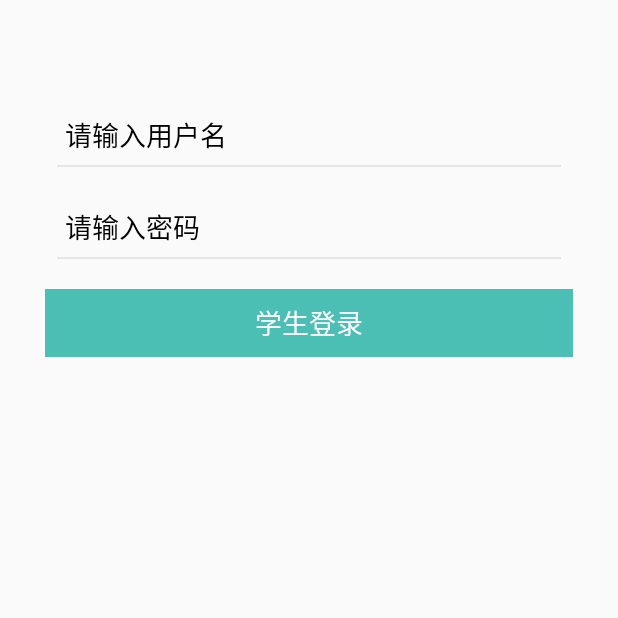
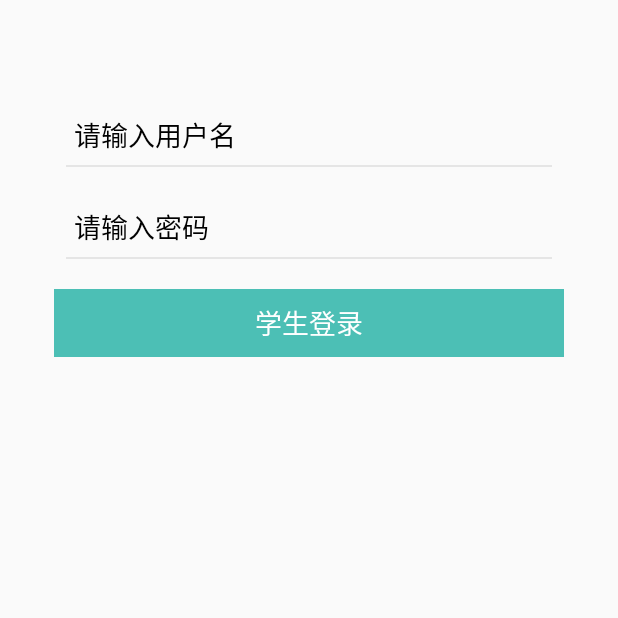
Before and after one commit to JerrrrryW/AcademicMangerment, an Android app: the screen it shows after launch (LoginActivity), on a phone screen of 412 x 824 dp, the top half of it. Run offline under Robolectric (Android 15) with nearby library versions, the phone set to English and light mode, and no system bars.

Commit message:
修改了登陆界面

```diff
--- a/app/src/main/res/layout/activity_login.xml
+++ b/app/src/main/res/layout/activity_login.xml
@@ -7,7 +7,9 @@
     tools:context=".activity.LoginActivity">
 
     <LinearLayout
-        android:layout_width="match_parent"
+        app:layout_constraintRight_toRightOf="parent"
+        app:layout_constraintLeft_toLeftOf="parent"
+        android:layout_width="400dp"
         android:layout_height="match_parent"
         android:gravity="top"
         android:orientation="vertical">
```
